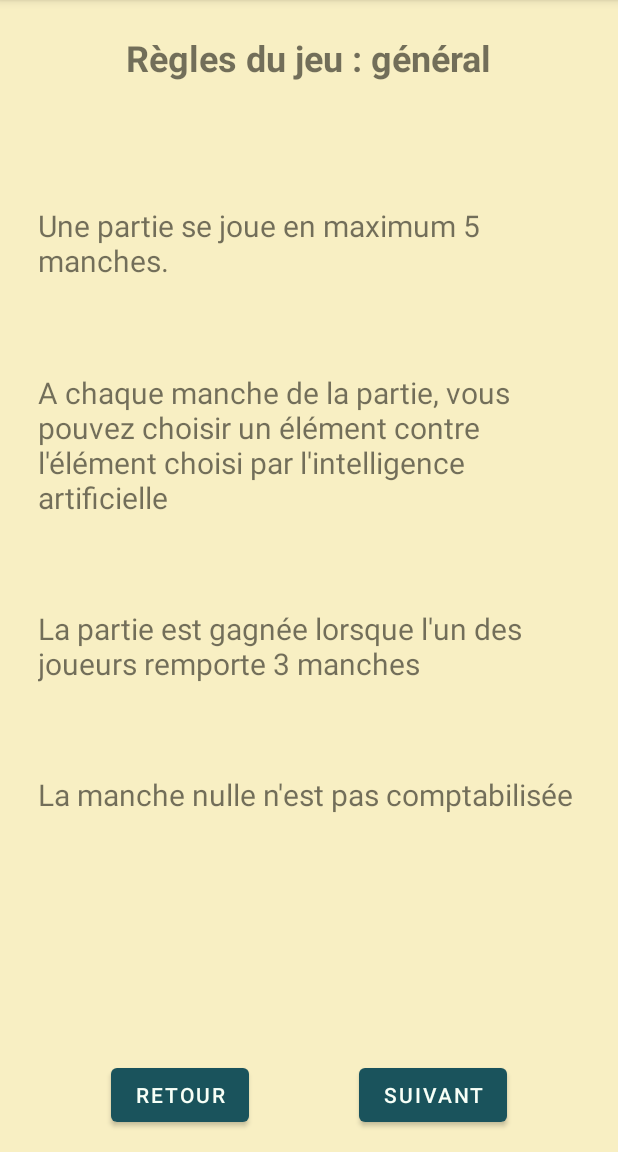
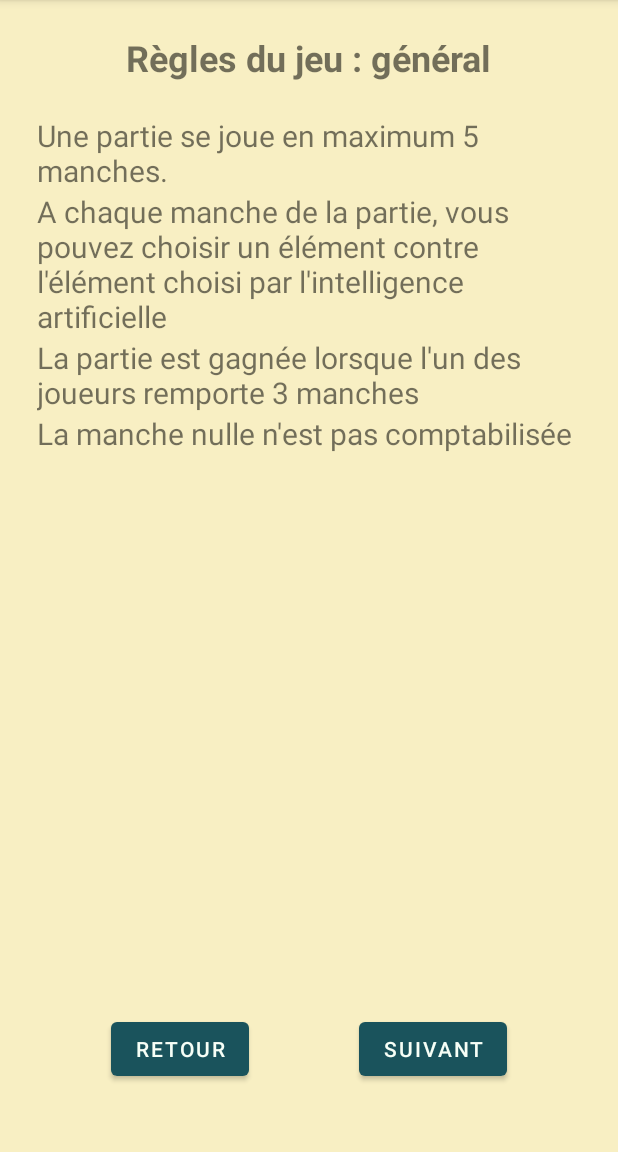
Before and after one commit to PetitGourou1999/PierrePapierCiseaux, an Android app: the ActivityRules screen opened directly, with no data from a screen before it, on a phone screen of 412 x 824 dp, the part 84-1236 px from its top. Run offline under Robolectric (Android 15) with nearby library versions, the light colour scheme and no system bars.

Commit message:
Tricks for responsive UI

```diff
--- a/app/src/main/java/com/example/pierrepapierciseaux/ActivityRules.java
+++ b/app/src/main/java/com/example/pierrepapierciseaux/ActivityRules.java
@@ -55,6 +55,8 @@ public class ActivityRules extends AppCompatActivity {
         Bundle extras = getIntent().getExtras();
         if (extras != null) {
             fromInscription = extras.getBoolean("fromInscription");
+        } else {
+            fromInscription = false;
         }
 
         getElements();
--- a/app/src/main/res/layout/game_classic_buttons.xml
+++ b/app/src/main/res/layout/game_classic_buttons.xml
@@ -140,14 +140,14 @@
         android:layout_width="wrap_content"
         android:layout_height="wrap_content"
         android:orientation="horizontal"
-        app:layout_constraintGuide_percent="0.55" />
+        app:layout_constraintGuide_percent="0.5" />
 
     <androidx.constraintlayout.widget.Guideline
         android:id="@+id/guideline21"
         android:layout_width="wrap_content"
         android:layout_height="wrap_content"
         android:orientation="horizontal"
-        app:layout_constraintGuide_percent="0.65" />
+        app:layout_constraintGuide_percent="0.6" />
 
     <androidx.constraintlayout.widget.Guideline
         android:id="@+id/guideline23"
@@ -161,6 +161,7 @@
         android:layout_width="0dp"
         android:layout_height="0dp"
         android:background="@color/turquoise"
+        android:gravity="center|center_horizontal"
         android:text="@string/startResultText"
         android:textAlignment="center"
         android:textColor="@color/cream"
--- a/app/src/main/res/layout/game_variant_4_buttons.xml
+++ b/app/src/main/res/layout/game_variant_4_buttons.xml
@@ -152,14 +152,14 @@
         android:layout_width="wrap_content"
         android:layout_height="wrap_content"
         android:orientation="horizontal"
-        app:layout_constraintGuide_percent="0.55" />
+        app:layout_constraintGuide_percent="0.5" />
 
     <androidx.constraintlayout.widget.Guideline
         android:id="@+id/guideline21"
         android:layout_width="wrap_content"
         android:layout_height="wrap_content"
         android:orientation="horizontal"
-        app:layout_constraintGuide_percent="0.65" />
+        app:layout_constraintGuide_percent="0.6" />
 
     <androidx.constraintlayout.widget.Guideline
         android:id="@+id/guideline23"
@@ -173,6 +173,7 @@
         android:layout_width="0dp"
         android:layout_height="0dp"
         android:background="@color/turquoise"
+        android:gravity="center"
         android:text="@string/startResultText"
         android:textAlignment="center"
         android:textColor="#FFFFFF"
--- a/app/src/main/res/layout/layout_rules.xml
+++ b/app/src/main/res/layout/layout_rules.xml
@@ -6,16 +6,93 @@
     android:layout_height="match_parent"
     android:background="@color/yellow">
 
-    <TextView
-        android:id="@+id/textViewRules5"
-        android:layout_width="362dp"
-        android:layout_height="wrap_content"
-        android:textSize="20sp"
+    <ScrollView
+        android:id="@+id/scrollView2"
+        android:layout_width="0dp"
+        android:layout_height="0dp"
         app:layout_constraintBottom_toTopOf="@+id/guideline12"
         app:layout_constraintEnd_toStartOf="@+id/guideline19"
-        app:layout_constraintHorizontal_bias="0.5"
+        app:layout_constraintHorizontal_bias="1.0"
         app:layout_constraintStart_toStartOf="@+id/guideline18"
-        app:layout_constraintTop_toBottomOf="@+id/textViewRules4" />
+        app:layout_constraintTop_toTopOf="@+id/guideline5"
+        app:layout_constraintVertical_bias="0.0">
+
+        <androidx.constraintlayout.widget.ConstraintLayout
+            android:id="@+id/linearLayout3"
+            android:layout_width="match_parent"
+            android:layout_height="wrap_content"
+            android:gravity="center">
+
+            <TextView
+                android:id="@+id/textViewRules1"
+                android:layout_width="0dp"
+                android:layout_height="wrap_content"
+                android:text="@string/rules1"
+                android:textSize="20sp"
+                app:layout_constraintBottom_toTopOf="@+id/textViewRules2"
+                app:layout_constraintEnd_toEndOf="@+id/textViewRules2"
+                app:layout_constraintHorizontal_bias="0.5"
+                app:layout_constraintStart_toStartOf="@+id/textViewRules2"
+                app:layout_constraintTop_toTopOf="parent" />
+
+            <TextView
+                android:id="@+id/textViewRules2"
+                android:layout_width="wrap_content"
+                android:layout_height="wrap_content"
+                android:text="@string/rules2"
+                android:textSize="20sp"
+                app:layout_constraintBottom_toTopOf="@+id/textViewRules3"
+                app:layout_constraintStart_toStartOf="parent"
+                app:layout_constraintTop_toBottomOf="@+id/textViewRules1" />
+
+            <TextView
+                android:id="@+id/textViewRules3"
+                android:layout_width="0dp"
+                android:layout_height="wrap_content"
+                android:text="@string/rules3"
+                android:textSize="20sp"
+                app:layout_constraintBottom_toTopOf="@+id/textViewRules4"
+                app:layout_constraintEnd_toEndOf="@+id/textViewRules2"
+                app:layout_constraintHorizontal_bias="0.5"
+                app:layout_constraintStart_toStartOf="@+id/textViewRules2"
+                app:layout_constraintTop_toBottomOf="@+id/textViewRules2" />
+
+            <TextView
+                android:id="@+id/textViewRules4"
+                android:layout_width="0dp"
+                android:layout_height="wrap_content"
+                android:text="@string/rules4"
+                android:textSize="20sp"
+                app:layout_constraintBottom_toTopOf="@+id/textViewRules5"
+                app:layout_constraintEnd_toEndOf="@+id/textViewRules3"
+                app:layout_constraintHorizontal_bias="0.5"
+                app:layout_constraintStart_toStartOf="@+id/textViewRules3"
+                app:layout_constraintTop_toBottomOf="@+id/textViewRules3" />
+
+            <TextView
+                android:id="@+id/textViewRules5"
+                android:layout_width="0dp"
+                android:layout_height="wrap_content"
+                android:textSize="20sp"
+                app:layout_constraintBottom_toBottomOf="parent"
+                app:layout_constraintEnd_toEndOf="@+id/textViewRules4"
+                app:layout_constraintHorizontal_bias="0.5"
+                app:layout_constraintStart_toStartOf="@+id/textViewRules4"
+                app:layout_constraintTop_toBottomOf="@+id/textViewRules4" />
+
+        </androidx.constraintlayout.widget.ConstraintLayout>
+    </ScrollView>
+
+    <ImageView
+        android:id="@+id/imageViewRules"
+        android:layout_width="0dp"
+        android:layout_height="0dp"
+        android:visibility="gone"
+        app:layout_constraintBottom_toTopOf="@+id/guideline12"
+        app:layout_constraintEnd_toStartOf="@+id/guideline19"
+        app:layout_constraintStart_toEndOf="@+id/guideline18"
+        app:layout_constraintTop_toTopOf="@+id/scrollView2"
+        app:srcCompat="@drawable/rules_3" />
 
     <androidx.constraintlayout.widget.Guideline
         android:id="@+id/guideline5"
@@ -29,7 +106,7 @@
         android:layout_width="wrap_content"
         android:layout_height="wrap_content"
         android:orientation="horizontal"
-        app:layout_constraintGuide_percent="0.9" />
+        app:layout_constraintGuide_percent="0.82" />
 
     <TextView
         android:id="@+id/titleRules"
@@ -79,64 +156,4 @@
         android:orientation="vertical"
         app:layout_constraintGuide_percent="0.94" />
 
-    <TextView
-        android:id="@+id/textViewRules1"
-        android:layout_width="362dp"
-        android:layout_height="wrap_content"
-        android:text="@string/rules1"
-        android:textSize="20sp"
-        app:layout_constraintBottom_toTopOf="@+id/textViewRules2"
-        app:layout_constraintEnd_toStartOf="@+id/guideline19"
-        app:layout_constraintHorizontal_bias="0.5"
-        app:layout_constraintStart_toStartOf="@+id/guideline18"
-        app:layout_constraintTop_toTopOf="@+id/guideline5" />
-
-    <TextView
-        android:id="@+id/textViewRules2"
-        android:layout_width="362dp"
-        android:layout_height="wrap_content"
-        android:text="@string/rules2"
-        android:textSize="20sp"
-        app:layout_constraintBottom_toTopOf="@+id/textViewRules3"
-        app:layout_constraintEnd_toStartOf="@+id/guideline19"
-        app:layout_constraintHorizontal_bias="0.5"
-        app:layout_constraintStart_toStartOf="@+id/guideline18"
-        app:layout_constraintTop_toBottomOf="@+id/textViewRules1" />
-
-    <TextView
-        android:id="@+id/textViewRules3"
-        android:layout_width="362dp"
-        android:layout_height="wrap_content"
-        android:text="@string/rules3"
-        android:textSize="20sp"
-        app:layout_constraintBottom_toTopOf="@+id/imageViewRules"
-        app:layout_constraintEnd_toStartOf="@+id/guideline19"
-        app:layout_constraintHorizontal_bias="0.5"
-        app:layout_constraintStart_toStartOf="@+id/guideline18"
-        app:layout_constraintTop_toBottomOf="@+id/textViewRules2" />
-
-    <TextView
-        android:id="@+id/textViewRules4"
-        android:layout_width="362dp"
-        android:layout_height="wrap_content"
-        android:text="@string/rules4"
-        android:textSize="20sp"
-        app:layout_constraintBottom_toTopOf="@+id/textViewRules5"
-        app:layout_constraintEnd_toStartOf="@+id/guideline19"
-        app:layout_constraintHorizontal_bias="0.5"
-        app:layout_constraintStart_toStartOf="@+id/guideline18"
-        app:layout_constraintTop_toBottomOf="@+id/imageViewRules" />
-
-    <ImageView
-        android:id="@+id/imageViewRules"
-        android:layout_width="0dp"
-        android:layout_height="0dp"
-        android:visibility="gone"
-        app:layout_constraintBottom_toTopOf="@+id/textViewRules4"
-        app:layout_constraintEnd_toStartOf="@+id/guideline19"
-        app:layout_constraintHorizontal_bias="0.5"
-        app:layout_constraintStart_toStartOf="@+id/guideline18"
-        app:layout_constraintTop_toBottomOf="@+id/textViewRules3"
-        app:srcCompat="@drawable/rules_3" />
-
 </androidx.constraintlayout.widget.ConstraintLayout>
```
Also changed, not shown: app/src/main/java/com/example/pierrepapierciseaux/helpers/GameHelper.java (+12 -1 lines), app/src/main/res/layout/activity_register.xml (+4 -4 lines), app/src/main/res/layout/game_variant_7_buttons.xml (+6 -5 lines), app/src/main/res/layout/main_menu.xml (+36 -14 lines).
